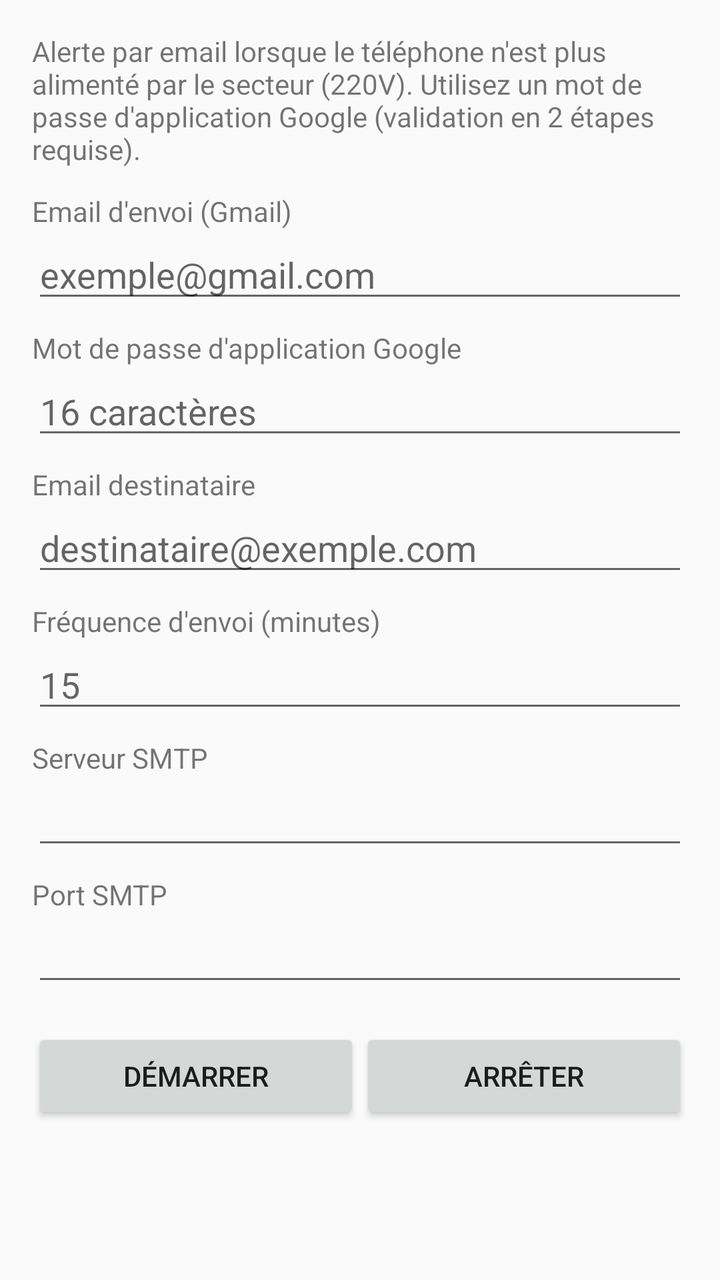
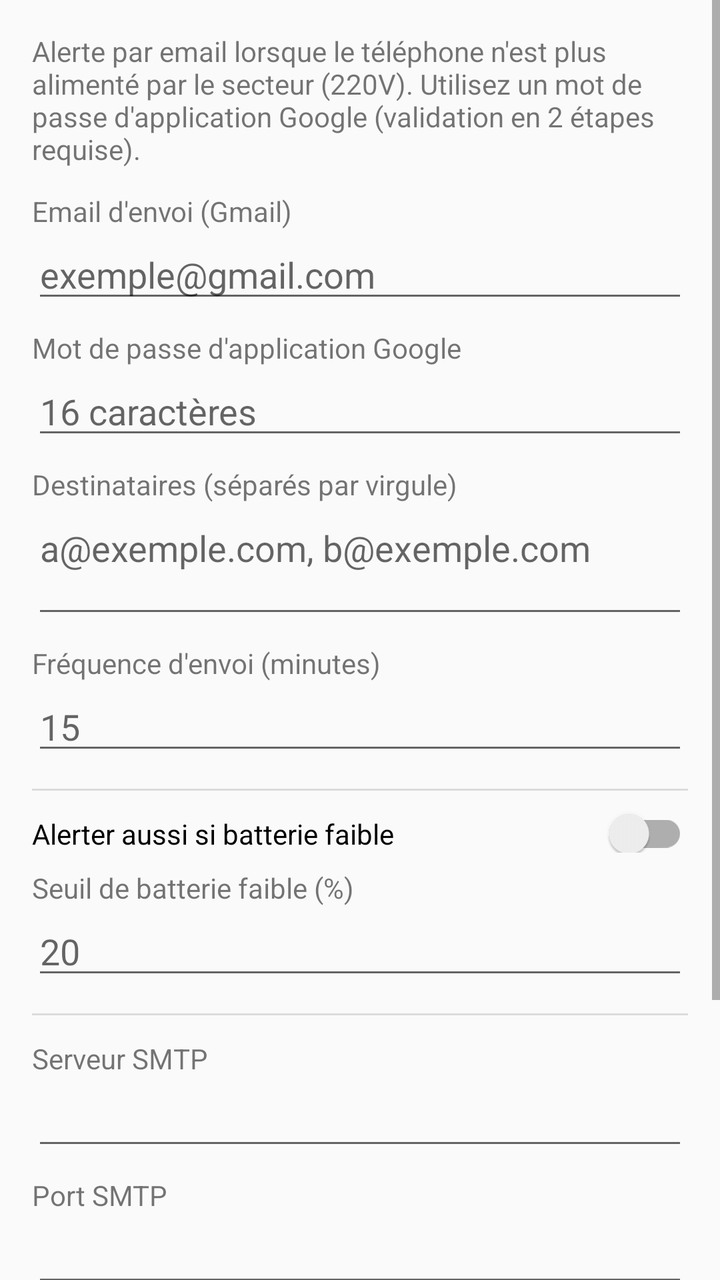

Two renders of the same Android screen: before a commit and after it. Below are the layout's source before the change and the commit's diff.
<!-- AndroidManifest.xml: application theme Theme.Alerting -->
<!-- res/layout/activity_settings.xml -->
<?xml version="1.0" encoding="utf-8"?>
<ScrollView xmlns:android="http://schemas.android.com/apk/res/android"
    android:layout_width="match_parent"
    android:layout_height="match_parent"
    android:fillViewport="true">

    <LinearLayout
        android:layout_width="match_parent"
        android:layout_height="wrap_content"
        android:orientation="vertical"
        android:padding="16dp">

        <TextView
            android:layout_width="match_parent"
            android:layout_height="wrap_content"
            android:text="@string/intro"
            android:textSize="14sp"
            android:paddingBottom="12dp" />

        <TextView
            android:layout_width="wrap_content"
            android:layout_height="wrap_content"
            android:text="@string/label_sender" />

        <EditText
            android:id="@+id/senderEmail"
            android:layout_width="match_parent"
            android:layout_height="wrap_content"
            android:hint="@string/hint_sender"
            android:inputType="textEmailAddress"
            android:autofillHints="emailAddress" />

        <TextView
            android:layout_width="wrap_content"
            android:layout_height="wrap_content"
            android:paddingTop="8dp"
            android:text="@string/label_password" />

        <EditText
            android:id="@+id/appPassword"
            android:layout_width="match_parent"
            android:layout_height="wrap_content"
            android:hint="@string/hint_password"
            android:inputType="textPassword"
            android:autofillHints="password" />

        <TextView
            android:layout_width="wrap_content"
            android:layout_height="wrap_content"
            android:paddingTop="8dp"
            android:text="@string/label_recipient" />

        <EditText
            android:id="@+id/recipientEmail"
            android:layout_width="match_parent"
            android:layout_height="wrap_content"
            android:hint="@string/hint_recipient"
            android:inputType="textEmailAddress"
            android:autofillHints="emailAddress" />

        <TextView
            android:layout_width="wrap_content"
            android:layout_height="wrap_content"
            android:paddingTop="8dp"
            android:text="@string/label_frequency" />

        <EditText
            android:id="@+id/frequency"
            android:layout_width="match_parent"
            android:layout_height="wrap_content"
            android:hint="@string/hint_frequency"
            android:inputType="number" />

        <TextView
            android:layout_width="wrap_content"
            android:layout_height="wrap_content"
            android:paddingTop="8dp"
            android:text="@string/label_smtp_host" />

        <EditText
            android:id="@+id/smtpHost"
            android:layout_width="match_parent"
            android:layout_height="wrap_content"
            android:inputType="textUri" />

        <TextView
            android:layout_width="wrap_content"
            android:layout_height="wrap_content"
            android:paddingTop="8dp"
            android:text="@string/label_smtp_port" />

        <EditText
            android:id="@+id/smtpPort"
            android:layout_width="match_parent"
            android:layout_height="wrap_content"
            android:inputType="number" />

        <LinearLayout
            android:layout_width="match_parent"
            android:layout_height="wrap_content"
            android:orientation="horizontal"
            android:paddingTop="16dp">

            <Button
                android:id="@+id/startButton"
                android:layout_width="0dp"
                android:layout_height="wrap_content"
                android:layout_weight="1"
                android:text="@string/action_start" />

            <Button
                android:id="@+id/stopButton"
                android:layout_width="0dp"
                android:layout_height="wrap_content"
                android:layout_weight="1"
                android:text="@string/action_stop" />
        </LinearLayout>

        <TextView
            android:id="@+id/statusText"
            android:layout_width="match_parent"
            android:layout_height="wrap_content"
            android:paddingTop="16dp"
            android:textStyle="bold" />

    </LinearLayout>
</ScrollView>
<!-- resources referenced by this layout -->
<resources>
  <string name="action_start">Démarrer</string>
  <string name="action_stop">Arrêter</string>
  <string name="hint_frequency">15</string>
  <string name="hint_password">16 caractères</string>
  <string name="hint_recipient">destinataire@exemple.com</string>
  <string name="hint_sender">exemple@gmail.com</string>
  <string name="intro">Alerte par email lorsque le téléphone n\'est plus alimenté par le secteur (220V). Utilisez un mot de passe d\'application Google (validation en 2 étapes requise).</string>
  <string name="label_frequency">Fréquence d\'envoi (minutes)</string>
  <string name="label_password">Mot de passe d\'application Google</string>
  <string name="label_recipient">Email destinataire</string>
  <string name="label_sender">Email d\'envoi (Gmail)</string>
  <string name="label_smtp_host">Serveur SMTP</string>
  <string name="label_smtp_port">Port SMTP</string>
  <style name="Theme.Alerting" parent="Theme.AppCompat.DayNight.DarkActionBar" />
</resources>

<!-- the commit's change to res/layout/activity_settings.xml (unified diff, before → after) -->
@@ -48,15 +48,16 @@
             android:layout_width="wrap_content"
             android:layout_height="wrap_content"
             android:paddingTop="8dp"
-            android:text="@string/label_recipient" />
+            android:text="@string/label_recipients" />
 
         <EditText
-            android:id="@+id/recipientEmail"
+            android:id="@+id/recipients"
             android:layout_width="match_parent"
             android:layout_height="wrap_content"
-            android:hint="@string/hint_recipient"
-            android:inputType="textEmailAddress"
-            android:autofillHints="emailAddress" />
+            android:hint="@string/hint_recipients"
+            android:inputType="textEmailAddress|textMultiLine"
+            android:minLines="2"
+            android:gravity="top" />
 
         <TextView
             android:layout_width="wrap_content"
@@ -70,6 +71,40 @@
             android:layout_height="wrap_content"
             android:hint="@string/hint_frequency"
             android:inputType="number" />
+
+        <View
+            android:layout_width="match_parent"
+            android:layout_height="1dp"
+            android:layout_marginTop="12dp"
+            android:layout_marginBottom="4dp"
+            android:background="?android:attr/listDivider" />
+
+        <androidx.appcompat.widget.SwitchCompat
+            android:id="@+id/lowBatterySwitch"
+            android:layout_width="match_parent"
+            android:layout_height="wrap_content"
+            android:paddingTop="8dp"
+            android:text="@string/label_low_battery_switch" />
+
+        <TextView
+            android:layout_width="wrap_content"
+            android:layout_height="wrap_content"
+            android:paddingTop="8dp"
+            android:text="@string/label_low_battery_threshold" />
+
+        <EditText
+            android:id="@+id/lowBatteryThreshold"
+            android:layout_width="match_parent"
+            android:layout_height="wrap_content"
+            android:hint="@string/hint_low_battery_threshold"
+            android:inputType="number" />
+
+        <View
+            android:layout_width="match_parent"
+            android:layout_height="1dp"
+            android:layout_marginTop="12dp"
+            android:layout_marginBottom="4dp"
+            android:background="?android:attr/listDivider" />
 
         <TextView
             android:layout_width="wrap_content"
@@ -95,11 +130,18 @@
             android:layout_height="wrap_content"
             android:inputType="number" />
 
+        <Button
+            android:id="@+id/testButton"
+            android:layout_width="match_parent"
+            android:layout_height="wrap_content"
+            android:layout_marginTop="16dp"
+            android:text="@string/action_test" />
+
         <LinearLayout
             android:layout_width="match_parent"
             android:layout_height="wrap_content"
             android:orientation="horizontal"
-            android:paddingTop="16dp">
+            android:paddingTop="8dp">
 
             <Button
                 android:id="@+id/startButton"
<!-- resource entries referenced after the edit -->
@@ -2,14 +2,18 @@
 <resources>
   <string name="action_start">Démarrer</string>
   <string name="action_stop">Arrêter</string>
+  <string name="action_test">Tester l\'envoi maintenant</string>
   <string name="hint_frequency">15</string>
+  <string name="hint_low_battery_threshold">20</string>
   <string name="hint_password">16 caractères</string>
-  <string name="hint_recipient">destinataire@exemple.com</string>
+  <string name="hint_recipients">a@exemple.com, b@exemple.com</string>
   <string name="hint_sender">exemple@gmail.com</string>
   <string name="intro">Alerte par email lorsque le téléphone n\'est plus alimenté par le secteur (220V). Utilisez un mot de passe d\'application Google (validation en 2 étapes requise).</string>
   <string name="label_frequency">Fréquence d\'envoi (minutes)</string>
+  <string name="label_low_battery_switch">Alerter aussi si batterie faible</string>
+  <string name="label_low_battery_threshold">Seuil de batterie faible (%)</string>
   <string name="label_password">Mot de passe d\'application Google</string>
-  <string name="label_recipient">Email destinataire</string>
+  <string name="label_recipients">Destinataires (séparés par virgule)</string>
   <string name="label_sender">Email d\'envoi (Gmail)</string>
   <string name="label_smtp_host">Serveur SMTP</string>
   <string name="label_smtp_port">Port SMTP</string>
